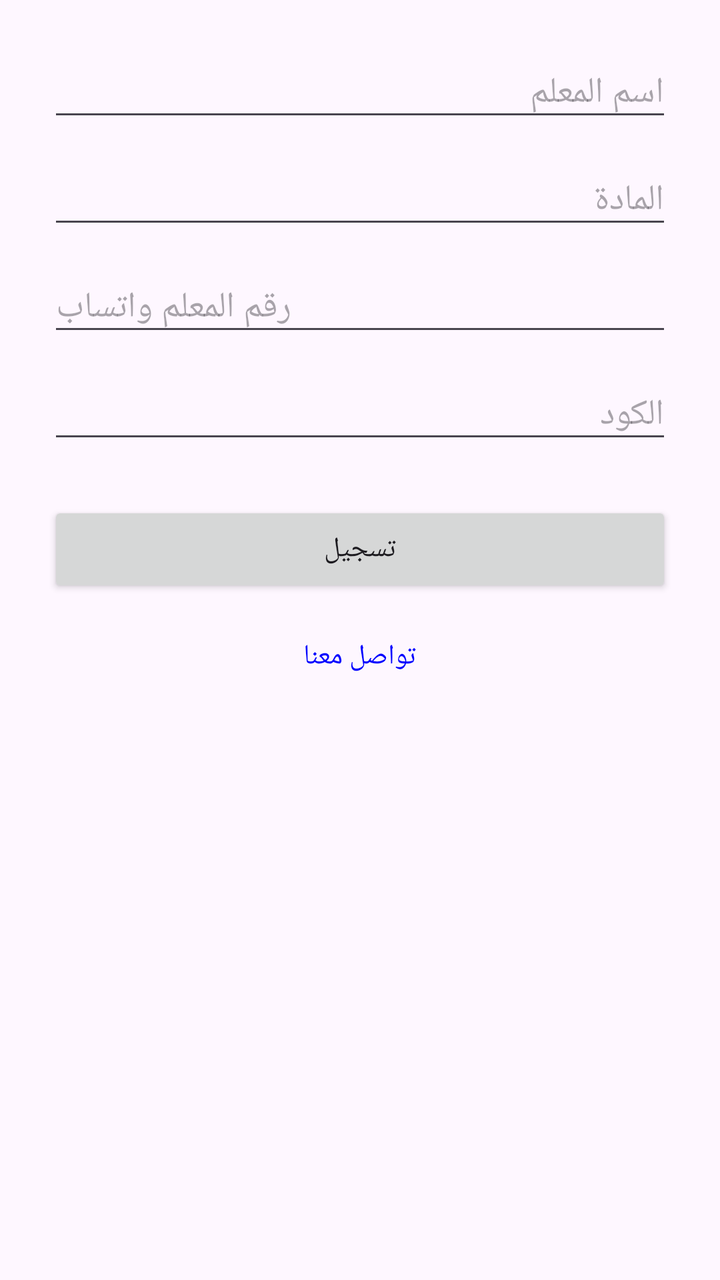
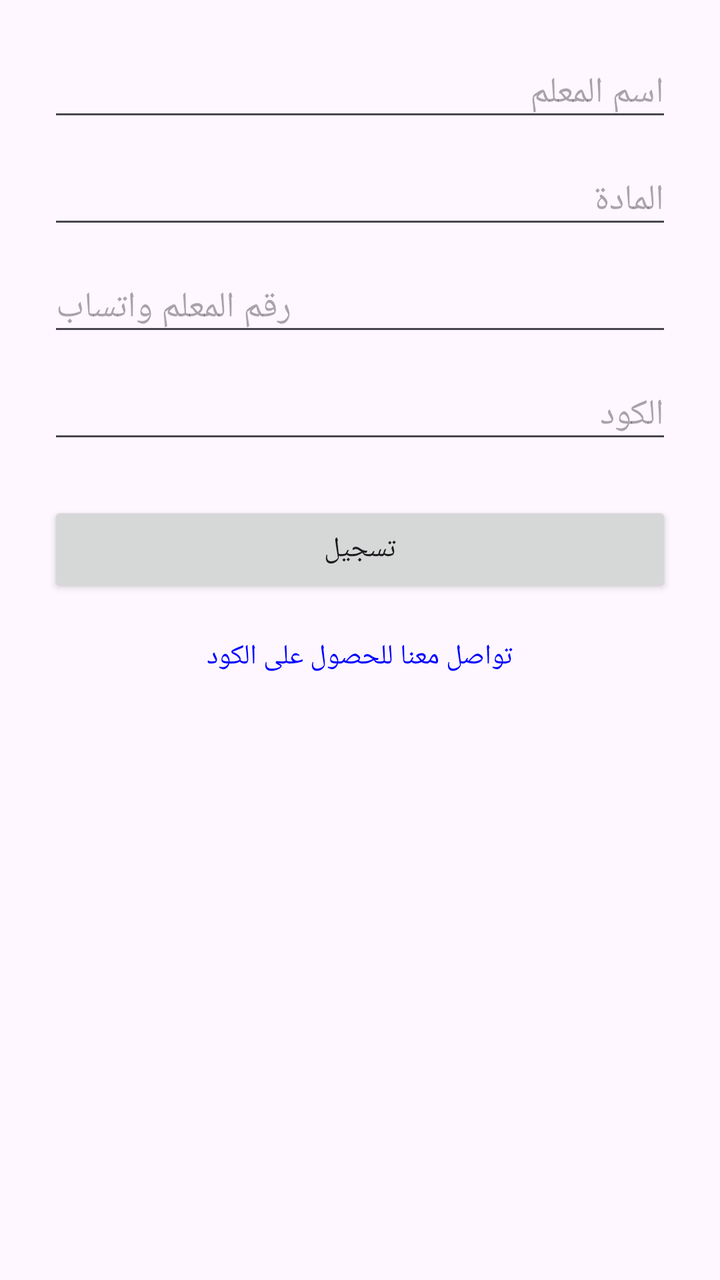

Compare the two renders of this Android layout. The source of the first and the diff that turns it into the second are given below.
<!-- AndroidManifest.xml: application theme Theme.1Bac -->
<!-- res/layout/activity_teacher_register.xml -->
<?xml version="1.0" encoding="utf-8"?>
<LinearLayout xmlns:android="http://schemas.android.com/apk/res/android"
    android:layout_width="match_parent"
    android:layout_height="match_parent"
    android:orientation="vertical"
    android:padding="24dp">

    <EditText android:id="@+id/etTeacherName" android:layout_width="match_parent"
        android:layout_height="wrap_content" android:hint="اسم المعلم"/>

    <EditText android:id="@+id/etTeacherSubject" android:layout_width="match_parent"
        android:layout_height="wrap_content" android:hint="المادة" android:layout_marginTop="12dp"/>

    <EditText android:id="@+id/etTeacherPhone" android:layout_width="match_parent"
        android:layout_height="wrap_content" android:hint="رقم المعلم واتساب"
        android:inputType="phone" android:layout_marginTop="12dp"/>

    <EditText android:id="@+id/etTeacherCode" android:layout_width="match_parent"
        android:layout_height="wrap_content" android:hint="الكود" android:layout_marginTop="12dp"/>

    <Button android:id="@+id/btnSubmitTeacher" android:layout_width="match_parent"
        android:layout_height="wrap_content" android:text="تسجيل" android:layout_marginTop="24dp"/>

    <TextView android:id="@+id/tvContactUsTeacher" android:layout_width="wrap_content"
        android:layout_height="wrap_content" android:text="تواصل معنا" android:textColor="#0000FF"
        android:layout_gravity="center" android:layout_marginTop="20dp"/>

</LinearLayout>
<!-- resources referenced by this layout -->
<resources>
  <style name="Theme.1Bac" parent="Base.Theme.1Bac" />
  <style name="Base.Theme.1Bac" parent="Theme.Material3.DayNight.NoActionBar">
          
          
      </style>
</resources>

<!-- the commit's change to res/layout/activity_teacher_register.xml (unified diff, before → after) -->
@@ -22,7 +22,7 @@
         android:layout_height="wrap_content" android:text="تسجيل" android:layout_marginTop="24dp"/>
 
     <TextView android:id="@+id/tvContactUsTeacher" android:layout_width="wrap_content"
-        android:layout_height="wrap_content" android:text="تواصل معنا" android:textColor="#0000FF"
+        android:layout_height="wrap_content" android:text="تواصل معنا للحصول على الكود" android:textColor="#0000FF"
         android:layout_gravity="center" android:layout_marginTop="20dp"/>
 
 </LinearLayout>
